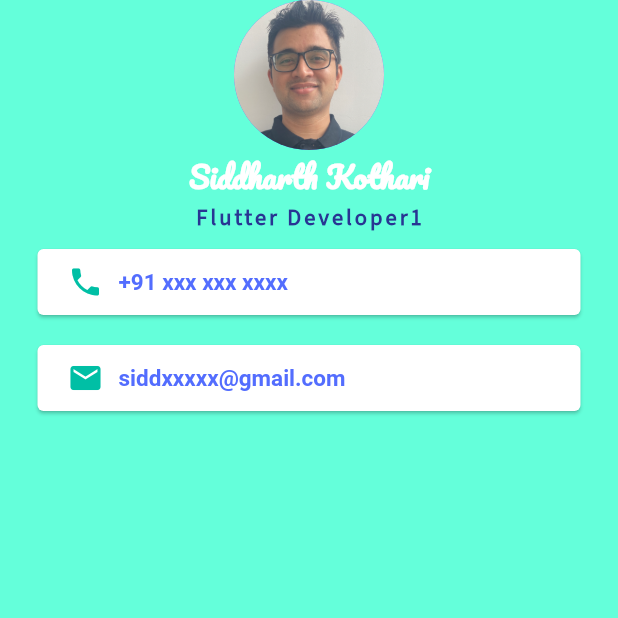
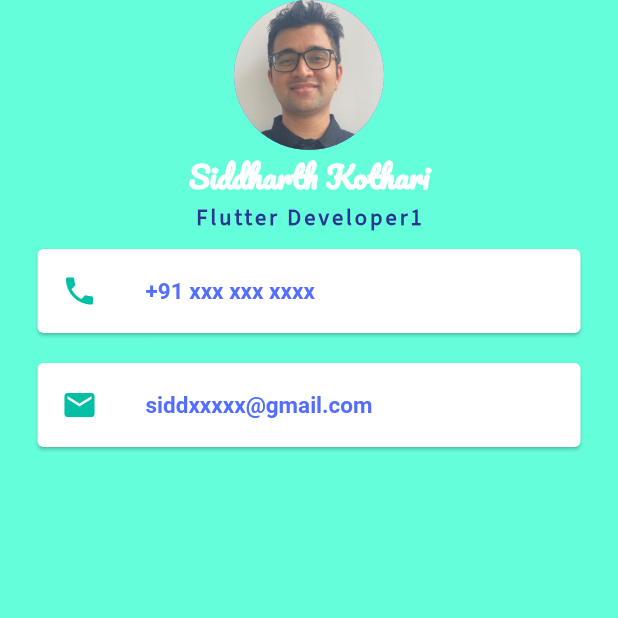
Before and after one commit to siddharth-kothari-spk/Flutter, a Flutter app: the screen it shows after launch, on a phone screen of 412 x 824 dp, the top half of it. Run offline on Flutter 3.47's test engine with Material 2 defaults, Android fonts, the phone set to English and light mode, and no system bars.

Commit message:
using ListTile instead of using Padding & Row widgets

```diff
--- a/mi_card_flutter-master/lib/main.dart
+++ b/mi_card_flutter-master/lib/main.dart
@@ -40,51 +40,34 @@ class MyApp extends StatelessWidget {
             Card(
               color: Colors.white,
               margin: EdgeInsets.symmetric(vertical: 10, horizontal: 25),
-              child: Padding(
-                padding: EdgeInsets.fromLTRB(20, 10, 20, 10),
-                child: Row(
-                  children: [
-                    Icon(
+              child: ListTile(
+                leading: Icon(
                   Icons.phone,
                   color: Colors.tealAccent.shade700,
                 ),
-                    SizedBox(
-                      width: 10,
-                    ),
-                    Text(
+                title: Text(
                   '+91 xxx xxx xxxx',
                   style: TextStyle(
                       fontSize: 15.0,
                       fontWeight: FontWeight.bold,
                       color: Colors.indigoAccent),
-                    )
-                  ],
                 ),
               ),
             ),
             Card(
               color: Colors.white,
               margin: EdgeInsets.symmetric(vertical: 10, horizontal: 25),
-              child: Padding(
-                // Padding widget is used here as Card widget does not have padding property
-                padding: EdgeInsets.fromLTRB(20, 10, 20, 10),
-                child: Row(
-                  children: [
-                    Icon(
+              child: ListTile(
+                leading: Icon(
                   Icons.email,
                   color: Colors.tealAccent.shade700,
                 ),
-                    SizedBox(
-                      width: 10,
-                    ),
-                    Text(
+                title: Text(
                   'siddxxxxx@gmail.com',
                   style: TextStyle(
                       fontSize: 15.0,
                       fontWeight: FontWeight.bold,
                       color: Colors.indigoAccent),
-                    )
-                  ],
                 ),
               ),
             )
```
Lines whose indentation alone changed are shown as unchanged.
